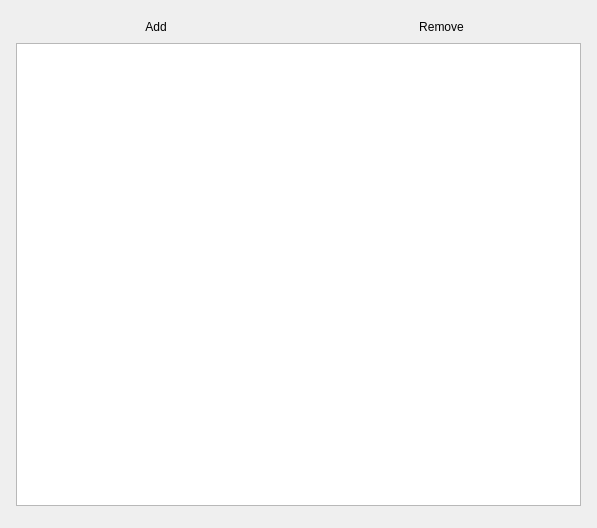
The window that src/app/ui/omni_ui_Input.ui (WilstonOreo/omnidome) describes before a commit, drawn with Qt 5.
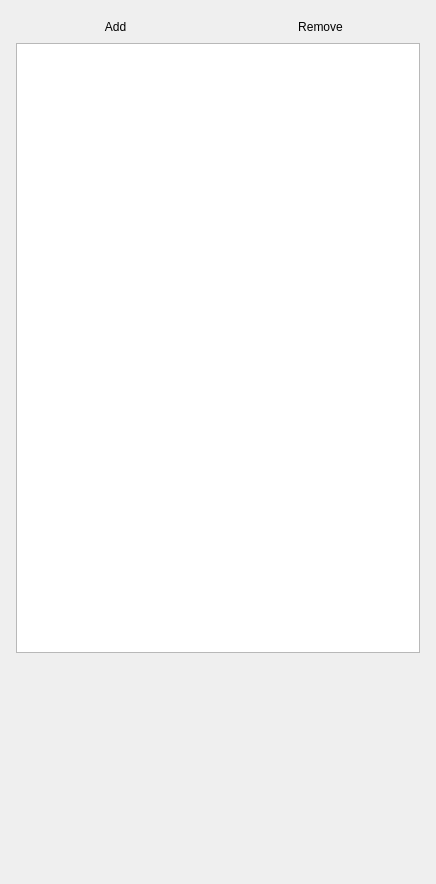
The same window after the commit. Custom widgets are drawn as their Qt base class.

```diff
--- a/src/app/ui/omni_ui_Input.ui
+++ b/src/app/ui/omni_ui_Input.ui
@@ -6,8 +6,8 @@
    <rect>
     <x>0</x>
     <y>0</y>
-    <width>597</width>
-    <height>528</height>
+    <width>436</width>
+    <height>884</height>
    </rect>
   </property>
   <property name="windowTitle">
@@ -89,7 +89,24 @@
     </widget>
    </item>
    <item>
-    <widget class="QTreeView" name="inputList"/>
+    <widget class="QTreeView" name="inputList">
+     <property name="sizePolicy">
+      <sizepolicy hsizetype="Expanding" vsizetype="Expanding">
+       <horstretch>0</horstretch>
+       <verstretch>3</verstretch>
+      </sizepolicy>
+     </property>
+    </widget>
+   </item>
+   <item>
+    <widget class="omni::ui::InputPreview" name="preview" native="true">
+     <property name="sizePolicy">
+      <sizepolicy hsizetype="Preferred" vsizetype="Expanding">
+       <horstretch>0</horstretch>
+       <verstretch>1</verstretch>
+      </sizepolicy>
+     </property>
+    </widget>
    </item>
    <item>
     <widget class="omni::ui::ParameterWidget" name="widget" native="true"/>
@@ -103,6 +120,12 @@
    <header>omni/ui/ParameterWidget.h</header>
    <container>1</container>
   </customwidget>
+  <customwidget>
+   <class>omni::ui::InputPreview</class>
+   <extends>QWidget</extends>
+   <header>omni/ui/InputPreview.h</header>
+   <container>1</container>
+  </customwidget>
  </customwidgets>
  <resources/>
  <connections>
```
